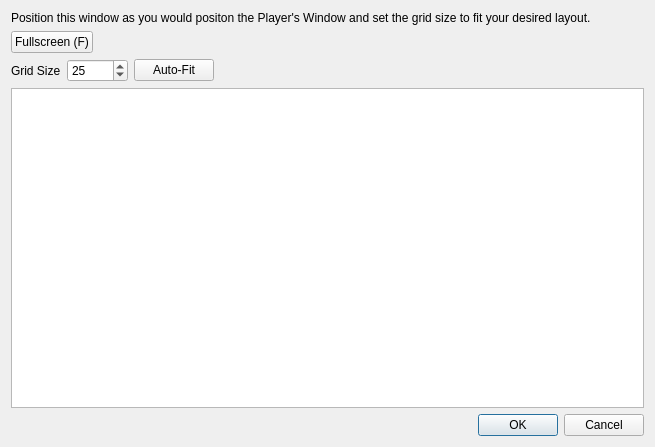
Qt form DMHelper/src/configurelockedgriddialog.ui (MMetze/DMHelper) before a commit.
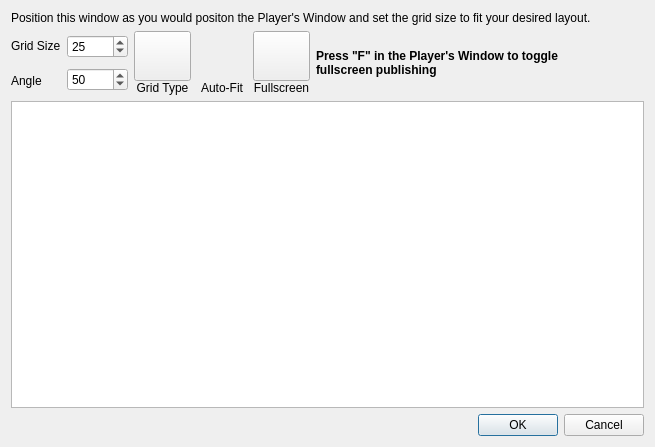
The same form after that commit. Icons and pictures are not drawn.

Commit message:
Enhance grid configuration dialog with angle and type options
Added support for selecting grid type and isometric angle in the ConfigureLockedGridDialog, including a menu for grid type selection and a spin box for grid angle. Updated GridSizer to allow customization of pen color, width, and background color. Improved UI layout for grid controls and fixed grid angle handling. Also changed btnGridResize from QToolButton to QPushButton in ribbontabbattlemap.ui.

Diff of the .ui file:
```diff
--- a/DMHelper/src/configurelockedgriddialog.ui
+++ b/DMHelper/src/configurelockedgriddialog.ui
@@ -16,7 +16,7 @@
   <property name="styleSheet">
    <string notr="true">background-image: url(:/img/data/parchment.jpg);</string>
   </property>
-  <layout class="QVBoxLayout" name="verticalLayout">
+  <layout class="QVBoxLayout" name="verticalLayout_3">
    <item>
     <widget class="QLabel" name="label">
      <property name="text">
@@ -30,32 +30,7 @@
    <item>
     <layout class="QHBoxLayout" name="horizontalLayout">
      <item>
-      <widget class="QPushButton" name="btnFullscreen">
-       <property name="text">
-        <string>Fullscreen (F)</string>
-       </property>
-       <property name="checkable">
-        <bool>true</bool>
-       </property>
-      </widget>
-     </item>
-     <item>
-      <spacer name="horizontalSpacer_2">
-       <property name="orientation">
-        <enum>Qt::Horizontal</enum>
-       </property>
-       <property name="sizeHint" stdset="0">
-        <size>
-         <width>40</width>
-         <height>20</height>
-        </size>
-       </property>
-      </spacer>
-     </item>
-    </layout>
-   </item>
-   <item>
-    <layout class="QHBoxLayout" name="horizontalLayout_2">
+      <layout class="QVBoxLayout" name="verticalLayout_2">
      <item>
       <widget class="QLabel" name="label_2">
        <property name="text">
@@ -64,6 +39,32 @@
       </widget>
      </item>
      <item>
+        <widget class="QLabel" name="lblGridAngle">
+         <property name="minimumSize">
+          <size>
+           <width>40</width>
+           <height>0</height>
+          </size>
+         </property>
+         <property name="maximumSize">
+          <size>
+           <width>40</width>
+           <height>16777215</height>
+          </size>
+         </property>
+         <property name="toolTip">
+          <string>Set the scale of the grid. The larger the number, the larger the grid squares</string>
+         </property>
+         <property name="text">
+          <string>Angle    </string>
+         </property>
+        </widget>
+       </item>
+      </layout>
+     </item>
+     <item>
+      <layout class="QVBoxLayout" name="verticalLayout">
+       <item>
       <widget class="QSpinBox" name="spinGridSize">
        <property name="sizePolicy">
         <sizepolicy hsizetype="Minimum" vsizetype="Fixed">
@@ -89,10 +90,198 @@
       </widget>
      </item>
      <item>
+        <widget class="QSpinBox" name="spinGridAngle">
+         <property name="sizePolicy">
+          <sizepolicy hsizetype="Minimum" vsizetype="Fixed">
+           <horstretch>0</horstretch>
+           <verstretch>0</verstretch>
+          </sizepolicy>
+         </property>
+         <property name="minimumSize">
+          <size>
+           <width>45</width>
+           <height>0</height>
+          </size>
+         </property>
+         <property name="toolTip">
+          <string>The isometric angle of the map grid</string>
+         </property>
+         <property name="minimum">
+          <number>5</number>
+         </property>
+         <property name="maximum">
+          <number>85</number>
+         </property>
+         <property name="value">
+          <number>50</number>
+         </property>
+        </widget>
+       </item>
+      </layout>
+     </item>
+     <item>
+      <layout class="QVBoxLayout" name="verticalLayout_11">
+       <property name="spacing">
+        <number>0</number>
+       </property>
+       <item>
+        <widget class="QToolButton" name="btnGrid">
+         <property name="minimumSize">
+          <size>
+           <width>57</width>
+           <height>50</height>
+          </size>
+         </property>
+         <property name="maximumSize">
+          <size>
+           <width>57</width>
+           <height>50</height>
+          </size>
+         </property>
+         <property name="toolTip">
+          <string>Select the grid</string>
+         </property>
+         <property name="icon">
+          <iconset resource="resources.qrc">
+           <normaloff>:/img/data/icon_grid.png</normaloff>:/img/data/icon_grid.png</iconset>
+         </property>
+         <property name="iconSize">
+          <size>
+           <width>40</width>
+           <height>40</height>
+          </size>
+         </property>
+         <property name="checked">
+          <bool>false</bool>
+         </property>
+         <property name="popupMode">
+          <enum>QToolButton::InstantPopup</enum>
+         </property>
+        </widget>
+       </item>
+       <item>
+        <widget class="QLabel" name="lblGrid">
+         <property name="text">
+          <string>Grid Type</string>
+         </property>
+         <property name="alignment">
+          <set>Qt::AlignBottom|Qt::AlignHCenter</set>
+         </property>
+        </widget>
+       </item>
+      </layout>
+     </item>
+     <item>
+      <layout class="QVBoxLayout" name="verticalLayout_16">
+       <property name="spacing">
+        <number>0</number>
+       </property>
+       <item>
       <widget class="QPushButton" name="btnAutoFit">
+         <property name="minimumSize">
+          <size>
+           <width>50</width>
+           <height>50</height>
+          </size>
+         </property>
+         <property name="maximumSize">
+          <size>
+           <width>50</width>
+           <height>50</height>
+          </size>
+         </property>
+         <property name="toolTip">
+          <string>Auto-fit the size of the grid</string>
+         </property>
+         <property name="icon">
+          <iconset resource="resources.qrc">
+           <normaloff>:/img/data/icon_lockedscale.png</normaloff>:/img/data/icon_lockedscale.png</iconset>
+         </property>
+         <property name="iconSize">
+          <size>
+           <width>40</width>
+           <height>40</height>
+          </size>
+         </property>
+         <property name="flat">
+          <bool>true</bool>
+         </property>
+        </widget>
+       </item>
+       <item>
+        <widget class="QLabel" name="lblAutoFit">
        <property name="text">
         <string>Auto-Fit</string>
        </property>
+         <property name="alignment">
+          <set>Qt::AlignBottom|Qt::AlignHCenter</set>
+         </property>
+        </widget>
+       </item>
+      </layout>
+     </item>
+     <item>
+      <layout class="QVBoxLayout" name="verticalLayout_15">
+       <property name="spacing">
+        <number>0</number>
+       </property>
+       <item>
+        <widget class="QPushButton" name="btnFullscreen">
+         <property name="minimumSize">
+          <size>
+           <width>57</width>
+           <height>50</height>
+          </size>
+         </property>
+         <property name="maximumSize">
+          <size>
+           <width>57</width>
+           <height>50</height>
+          </size>
+         </property>
+         <property name="toolTip">
+          <string>Toggle this dialog between fullscreen mode</string>
+         </property>
+         <property name="icon">
+          <iconset resource="resources.qrc">
+           <normaloff>:/img/data/icon_gridresize.png</normaloff>:/img/data/icon_gridresize.png</iconset>
+         </property>
+         <property name="iconSize">
+          <size>
+           <width>40</width>
+           <height>40</height>
+          </size>
+         </property>
+         <property name="checkable">
+          <bool>true</bool>
+         </property>
+        </widget>
+       </item>
+       <item>
+        <widget class="QLabel" name="lblGridResize">
+         <property name="text">
+          <string>Fullscreen</string>
+         </property>
+         <property name="alignment">
+          <set>Qt::AlignBottom|Qt::AlignHCenter</set>
+         </property>
+        </widget>
+       </item>
+      </layout>
+     </item>
+     <item>
+      <widget class="QLabel" name="label_3">
+       <property name="font">
+        <font>
+         <bold>true</bold>
+        </font>
+       </property>
+       <property name="text">
+        <string>Press &quot;F&quot; in the Player's Window to toggle fullscreen publishing</string>
+       </property>
+       <property name="wordWrap">
+        <bool>true</bool>
+       </property>
       </widget>
      </item>
      <item>
```
Left out of the diff: 4 changed lines with no effect on the pictures. Lines whose indentation alone changed are shown as unchanged. The commit also changes 5 other files.
